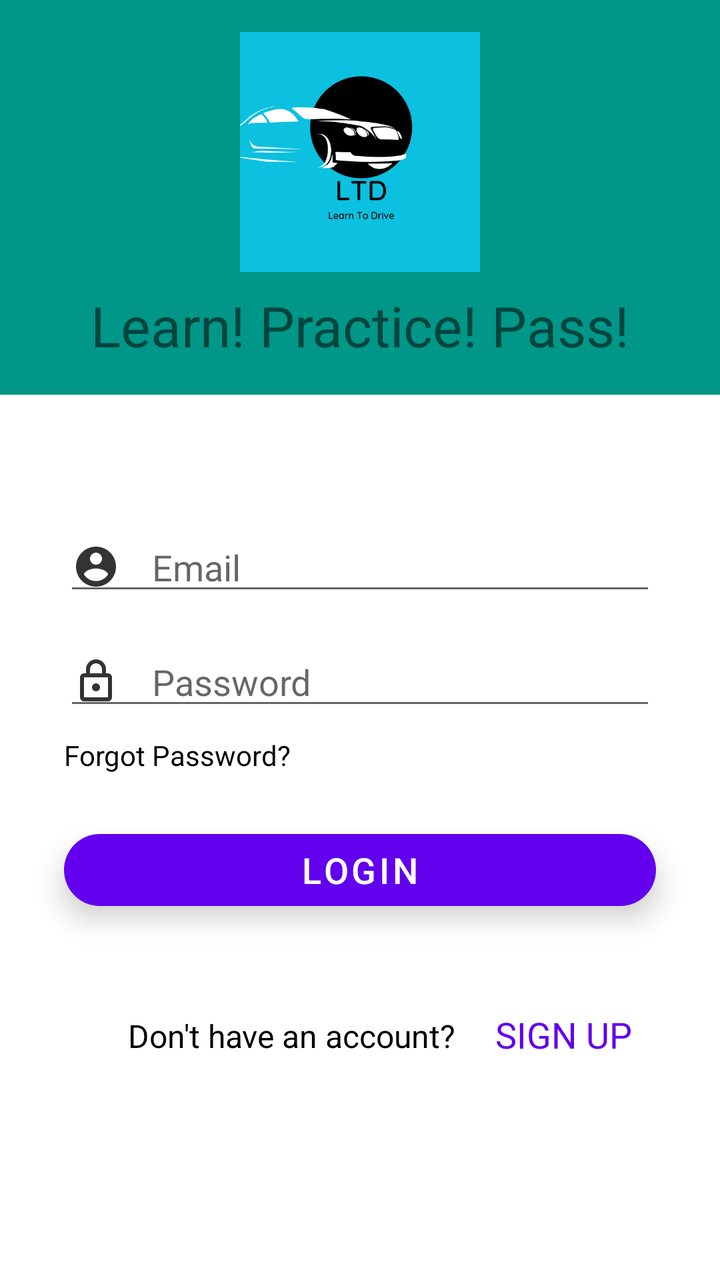
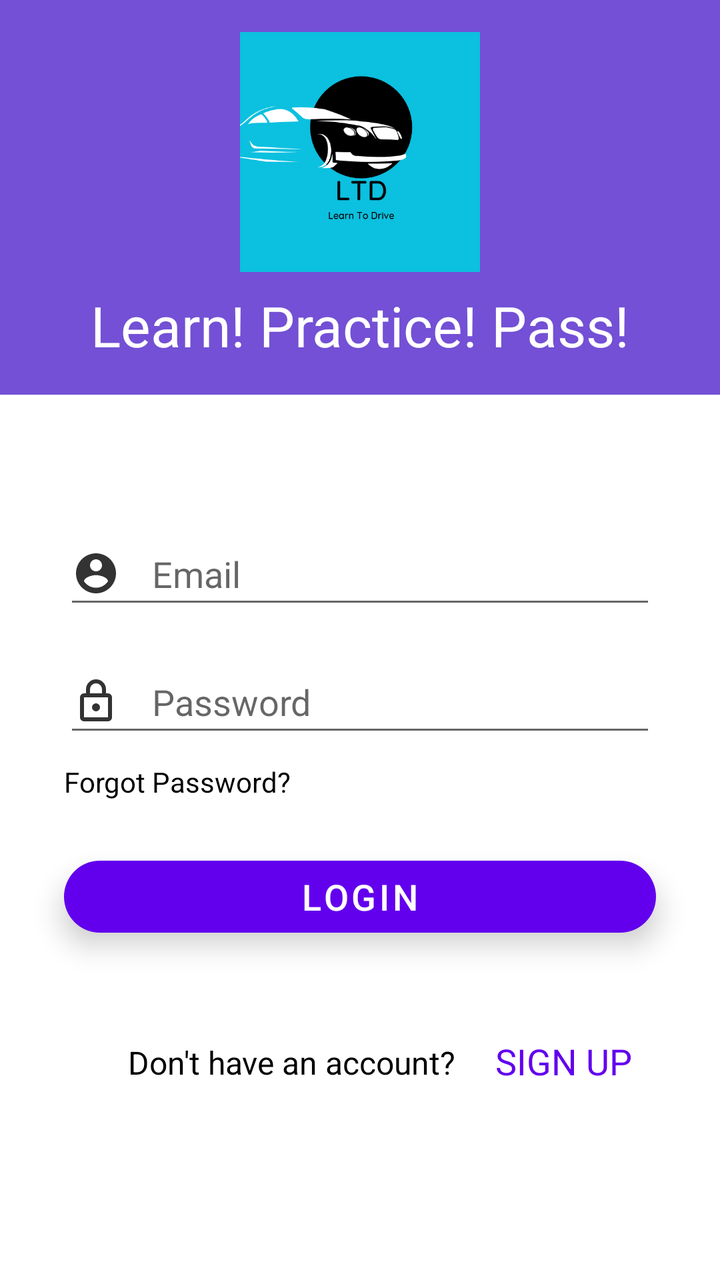

An Android layout rendered at two revisions. The XML below is the earlier revision; the diff shows what the commit changed to produce the second picture.
<!-- AndroidManifest.xml: application theme Theme.Quiz -->
<!-- res/layout/activity_login2.xml -->
<?xml version="1.0" encoding="utf-8"?>
<androidx.constraintlayout.widget.ConstraintLayout xmlns:android="http://schemas.android.com/apk/res/android"
    xmlns:app="http://schemas.android.com/apk/res-auto"
    xmlns:tools="http://schemas.android.com/tools"
    android:id="@+id/main"
    android:layout_width="match_parent"
    android:layout_height="match_parent"
    tools:context=".LoginActivity2">

    <LinearLayout
        android:id="@+id/linearLayout"
        android:layout_width="match_parent"
        android:layout_height="wrap_content"
        android:background="@color/teal_500"
        android:gravity="center"
        android:orientation="vertical"
        android:padding="16dp"
        app:layout_constraintEnd_toEndOf="parent"
        app:layout_constraintStart_toStartOf="parent"
        app:layout_constraintTop_toTopOf="parent">

        <ImageView
            android:layout_width="120dp"
            android:layout_height="120dp"
            android:src="@drawable/app_logo" />

        <TextView
            android:layout_width="wrap_content"
            android:layout_height="wrap_content"
            android:layout_marginTop="8dp"
            android:text="@string/app_name"
            android:textSize="28sp" />


    </LinearLayout>

    <EditText
        android:id="@+id/email"
        android:layout_width="0dp"
        android:layout_height="wrap_content"
        android:layout_marginStart="32dp"
        android:layout_marginTop="64dp"
        android:layout_marginEnd="32dp"
        android:drawableLeft="@drawable/ic_account"
        android:drawableTint="@color/black"
        android:drawablePadding="16dp"
        android:textColor="@color/black"
        android:hint="Email"
        android:ems="10"
        android:inputType="textEmailAddress"
        app:layout_constraintEnd_toEndOf="parent"
        app:layout_constraintStart_toStartOf="parent"
        app:layout_constraintTop_toBottomOf="@+id/linearLayout" />

    <EditText
        android:id="@+id/password"
        android:layout_width="0dp"
        android:layout_height="wrap_content"
        android:layout_marginStart="32dp"
        android:layout_marginTop="16dp"
        android:layout_marginEnd="32dp"
        android:drawableLeft="@drawable/ic_password"
        android:drawableTint="@color/black"
        android:drawablePadding="16dp"
        android:textColor="@color/black"
        android:hint="Password"
        android:ems="10"
        android:inputType="textPassword"
        app:layout_constraintEnd_toEndOf="parent"
        app:layout_constraintStart_toStartOf="parent"
        app:layout_constraintTop_toBottomOf="@+id/email" />

    <TextView
        android:id="@+id/forgot_password"
        android:layout_width="wrap_content"
        android:layout_height="wrap_content"
        android:layout_marginStart="32dp"
        android:layout_marginTop="8dp"
        android:text="Forgot Password?"
        android:textColor="@color/black"
        android:background="@null"
        app:layout_constraintStart_toStartOf="parent"
        app:layout_constraintTop_toBottomOf="@+id/password" />

    <Button
        android:id="@+id/login_btn"
        android:layout_width="0dp"
        android:layout_height="wrap_content"
        android:layout_marginStart="32dp"
        android:layout_marginTop="24dp"
        android:layout_marginEnd="32dp"
        android:text="Login"
        android:textSize="18sp"
        app:cornerRadius="300dp"
        android:elevation="5dp"
        android:translationZ="3dp"
        android:stateListAnimator="@null"
        app:layout_constraintEnd_toEndOf="parent"
        app:layout_constraintStart_toStartOf="parent"
        app:layout_constraintTop_toBottomOf="@+id/forgot_password" />

    <TextView
        android:id="@+id/textView3"
        android:layout_width="wrap_content"
        android:layout_height="wrap_content"
        android:layout_marginStart="64dp"
        android:layout_marginTop="48dp"
        android:text="Don't have an account? "
        android:textColor="@color/black"
        android:textSize="16sp"
        app:layout_constraintStart_toStartOf="parent"
        app:layout_constraintTop_toBottomOf="@+id/login_btn" />

    <TextView
        android:id="@+id/sign_up_btn"
        android:layout_width="wrap_content"
        android:layout_height="wrap_content"
        android:layout_marginStart="16dp"
        android:layout_marginTop="46dp"
        android:text="SIGN UP"
        android:textColor="@color/purple_500"
        android:textSize="18sp"
        app:layout_constraintStart_toEndOf="@+id/textView3"
        app:layout_constraintTop_toBottomOf="@+id/login_btn" />

</androidx.constraintlayout.widget.ConstraintLayout>
<!-- resources referenced by this layout -->
<resources>
  <color name="black">#FF000000</color>
  <color name="purple_500">#FF6200EE</color>
  <color name="teal_500">#009688</color>
  <!-- drawable app_logo: png bitmap (drawable, 15931 bytes) -->
  <!-- drawable ic_account (drawable-anydpi) -->
  <vector xmlns:android="http://schemas.android.com/apk/res/android"
      android:width="24dp"
      android:height="24dp"
      android:viewportWidth="24"
      android:viewportHeight="24"
      android:tint="#FFFFFF"
      android:alpha="0.8">
    <path
        android:fillColor="@android:color/white"
        android:pathData="M12,2C6.48,2 2,6.48 2,12s4.48,10 10,10 10,-4.48 10,-10S17.52,2 12,2zM12,5c1.66,0 3,1.34 3,3s-1.34,3 -3,3 -3,-1.34 -3,-3 1.34,-3 3,-3zM12,19.2c-2.5,0 -4.71,-1.28 -6,-3.22 0.03,-1.99 4,-3.08 6,-3.08 1.99,0 5.97,1.09 6,3.08 -1.29,1.94 -3.5,3.22 -6,3.22z"/>
  </vector>
  <!-- drawable ic_password (drawable-anydpi) -->
  <vector xmlns:android="http://schemas.android.com/apk/res/android"
      android:width="24dp"
      android:height="24dp"
      android:viewportWidth="960"
      android:viewportHeight="960"
      android:tint="#FFFFFF"
      android:alpha="0.8">
    <path
        android:fillColor="@android:color/white"
        android:pathData="M240,880Q207,880 183.5,856.5Q160,833 160,800L160,400Q160,367 183.5,343.5Q207,320 240,320L280,320L280,240Q280,157 338.5,98.5Q397,40 480,40Q563,40 621.5,98.5Q680,157 680,240L680,320L720,320Q753,320 776.5,343.5Q800,367 800,400L800,800Q800,833 776.5,856.5Q753,880 720,880L240,880ZM240,800L720,800Q720,800 720,800Q720,800 720,800L720,400Q720,400 720,400Q720,400 720,400L240,400Q240,400 240,400Q240,400 240,400L240,800Q240,800 240,800Q240,800 240,800ZM480,680Q513,680 536.5,656.5Q560,633 560,600Q560,567 536.5,543.5Q513,520 480,520Q447,520 423.5,543.5Q400,567 400,600Q400,633 423.5,656.5Q447,680 480,680ZM360,320L600,320L600,240Q600,190 565,155Q530,120 480,120Q430,120 395,155Q360,190 360,240L360,320ZM240,800Q240,800 240,800Q240,800 240,800L240,400Q240,400 240,400Q240,400 240,400L240,400Q240,400 240,400Q240,400 240,400L240,800Q240,800 240,800Q240,800 240,800Z"/>
  </vector>
  <string name="app_name">Learn! Practice! Pass!</string>
  <style name="Theme.Quiz" parent="Theme.MaterialComponents.DayNight.NoActionBar">
          
          <item name="colorPrimary">@color/purple_500</item>
          <item name="colorPrimaryVariant">@color/purple_700</item>
          <item name="colorOnPrimary">@color/white</item>
          
          <item name="colorSecondary">@color/teal_200</item>
          <item name="colorSecondaryVariant">@color/teal_700</item>
          <item name="colorOnSecondary">@color/black</item>
          
          <item name="android:statusBarColor">?attr/colorPrimaryVariant</item>
          
      </style>
  <color name="purple_700">#FF3700B3</color>
  <color name="white">#FFFFFFFF</color>
  <color name="teal_200">#FF03DAC5</color>
  <color name="teal_700">#FF018786</color>
</resources>

<!-- the commit's change to res/layout/activity_login2.xml (unified diff, before → after) -->
@@ -11,7 +11,7 @@
         android:id="@+id/linearLayout"
         android:layout_width="match_parent"
         android:layout_height="wrap_content"
-        android:background="@color/teal_500"
+        android:background="@color/primary"
         android:gravity="center"
         android:orientation="vertical"
         android:padding="16dp"
@@ -29,6 +29,7 @@
             android:layout_height="wrap_content"
             android:layout_marginTop="8dp"
             android:text="@string/app_name"
+            android:textColor="@color/white"
             android:textSize="28sp" />
 
 
@@ -37,17 +38,17 @@
     <EditText
         android:id="@+id/email"
         android:layout_width="0dp"
-        android:layout_height="wrap_content"
+        android:layout_height="48dp"
         android:layout_marginStart="32dp"
         android:layout_marginTop="64dp"
         android:layout_marginEnd="32dp"
         android:drawableLeft="@drawable/ic_account"
+        android:drawablePadding="16dp"
         android:drawableTint="@color/black"
-        android:drawablePadding="16dp"
+        android:ems="10"
+        android:hint="Email"
+        android:inputType="textEmailAddress"
         android:textColor="@color/black"
-        android:hint="Email"
-        android:ems="10"
-        android:inputType="textEmailAddress"
         app:layout_constraintEnd_toEndOf="parent"
         app:layout_constraintStart_toStartOf="parent"
         app:layout_constraintTop_toBottomOf="@+id/linearLayout" />
@@ -55,17 +56,17 @@
     <EditText
         android:id="@+id/password"
         android:layout_width="0dp"
-        android:layout_height="wrap_content"
+        android:layout_height="48dp"
         android:layout_marginStart="32dp"
         android:layout_marginTop="16dp"
         android:layout_marginEnd="32dp"
         android:drawableLeft="@drawable/ic_password"
+        android:drawablePadding="16dp"
         android:drawableTint="@color/black"
-        android:drawablePadding="16dp"
+        android:ems="10"
+        android:hint="Password"
+        android:inputType="textPassword"
         android:textColor="@color/black"
-        android:hint="Password"
-        android:ems="10"
-        android:inputType="textPassword"
         app:layout_constraintEnd_toEndOf="parent"
         app:layout_constraintStart_toStartOf="parent"
         app:layout_constraintTop_toBottomOf="@+id/email" />
<!-- resource entries referenced after the edit -->
@@ -1,8 +1,8 @@
 <!-- resources referenced by this layout -->
 <resources>
   <color name="black">#FF000000</color>
+  <color name="primary">#7350D5</color>
   <color name="purple_500">#FF6200EE</color>
-  <color name="teal_500">#009688</color>
   <!-- drawable app_logo: png bitmap (drawable, 15931 bytes) -->
   <!-- drawable ic_account (drawable-anydpi) -->
   <vector xmlns:android="http://schemas.android.com/apk/res/android"
@@ -34,13 +34,14 @@
           <item name="colorPrimary">@color/purple_500</item>
           <item name="colorPrimaryVariant">@color/purple_700</item>
           <item name="colorOnPrimary">@color/white</item>
+  
           
           <item name="colorSecondary">@color/teal_200</item>
           <item name="colorSecondaryVariant">@color/teal_700</item>
           <item name="colorOnSecondary">@color/black</item>
+  
           
           <item name="android:statusBarColor">?attr/colorPrimaryVariant</item>
-          
       </style>
   <color name="purple_700">#FF3700B3</color>
   <color name="white">#FFFFFFFF</color>
